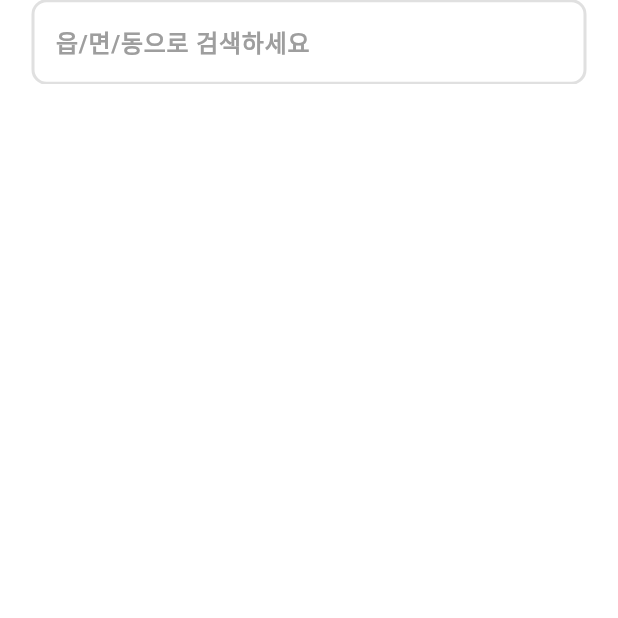
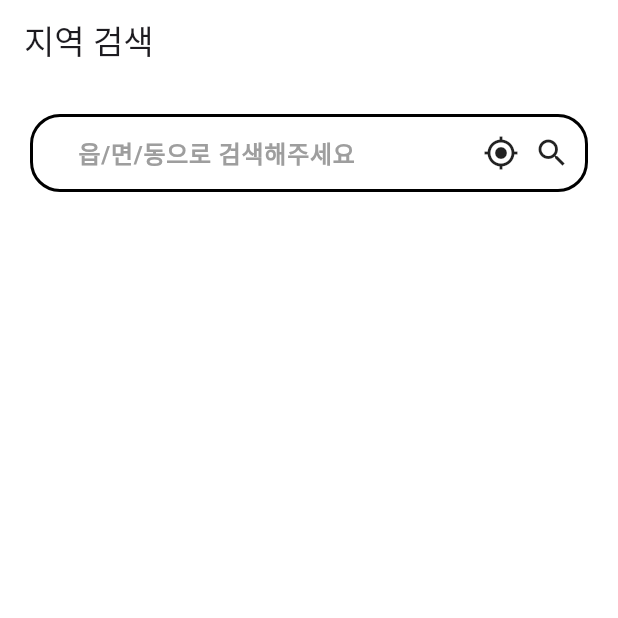
Before and after one commit to marion419/location-search, a Flutter app: the screen it shows after launch, on a phone screen of 412 x 824 dp, the top half of it. Run offline on Flutter 3.47's test engine with Material 3 defaults, Android fonts, the phone set to English and light mode, and no system bars; our stand-ins replace dio, flutter_riverpod, riverpod.

Commit message:
[add] 앱바를 검색 위젯으로 대체

```diff
--- a/lib/main.dart
+++ b/lib/main.dart
@@ -20,24 +20,26 @@ class MyApp extends StatelessWidget {
               color: Colors.grey,
               fontWeight: FontWeight.bold,
             ),
-            border: MaterialStateOutlineInputBorder.resolveWith((states) {
-              if (states.contains(WidgetState.focused)) {
-                return OutlineInputBorder(
-                  borderRadius: BorderRadius.circular(10),
-                  borderSide: BorderSide(
-                    color: Colors.black,
-                    width: 2,
-                  ),
-                );
-              }
-              return OutlineInputBorder(
-                borderRadius: BorderRadius.circular(10),
-                borderSide: BorderSide(
-                  color: Colors.grey[300]!,
-                  width: 2,
-                ),
-              );
-            })),
+            border: InputBorder.none
+            // border: MaterialStateOutlineInputBorder.resolveWith((states) {
+            //   if (states.contains(WidgetState.focused)) {
+            //     return OutlineInputBorder(
+            //       borderRadius: BorderRadius.circular(10),
+            //       borderSide: BorderSide(
+            //         color: Colors.black,
+            //         width: 2,
+            //       ),
+            //     );
+            //   }
+            //   return OutlineInputBorder(
+            //     borderRadius: BorderRadius.circular(10),
+            //     borderSide: BorderSide(
+            //       color: Colors.grey[300]!,
+            //       width: 2,
+            //     ),
+            //   );
+            // }),
+            ),
       ),
       home: HomePage(),
     );
--- a/lib/ui/pages/home/home_page.dart
+++ b/lib/ui/pages/home/home_page.dart
@@ -1,7 +1,8 @@
 import 'package:flutter/material.dart';
+import 'package:flutter_location_app/ui/pages/home/home_view_model.dart';
+import 'package:flutter_location_app/ui/pages/home/widgets/home_search_bar.dart';
 import 'package:flutter_location_app/ui/pages/home/widgets/location_list_view.dart';
 import 'package:flutter_riverpod/flutter_riverpod.dart';
-import 'package:flutter_location_app/ui/pages/home/home_view_model.dart';
 
 class HomePage extends StatelessWidget {
   const HomePage({super.key});
@@ -13,31 +14,16 @@ class HomePage extends StatelessWidget {
         FocusScope.of(context).unfocus();
       },
       child: Scaffold(
+        //appBar: AppBar(),
         backgroundColor: Colors.white,
         appBar: AppBar(
           backgroundColor: Colors.transparent,
-          title: Consumer(
-            builder: (context, ref, child) {
-              return Padding(
-                padding: const EdgeInsets.symmetric(horizontal: 5),
-                child: TextField(
-                  onSubmitted: (value) {
-                    if (value.trim().isNotEmpty) {
-                      final viewModel = ref.read(homeViewModel.notifier);
-                      viewModel.searchByLocation(value);
-                    }
-                  },
-                  decoration: InputDecoration(
-                    hintText: '읍/면/동으로 검색하세요',
-                  ),
-                ),
-              );
-            },
-          ),
+          title: Text('지역 검색'),
         ),
         body: Column(
+          mainAxisAlignment: MainAxisAlignment.start,
           children: [
-            SizedBox(height: 10),
+            HomeSearchBar(),
             LocationListView(),
           ],
         ),
--- /dev/null
+++ b/lib/ui/pages/home/widgets/home_search_bar.dart
@@ -0,0 +1,56 @@
+import 'package:flutter/material.dart';
+import 'package:flutter_location_app/ui/pages/home/home_view_model.dart';
+import 'package:flutter_riverpod/flutter_riverpod.dart';
+
+class HomeSearchBar extends StatelessWidget {
+  const HomeSearchBar({
+    super.key,
+  });
+
+  @override
+  Widget build(BuildContext context) {
+    return Padding(
+      padding: const EdgeInsets.all(20),
+      child: Container(
+        //padding: EdgeInsets.all(20),
+        decoration: BoxDecoration(
+          border: Border.all(width: 2),
+          borderRadius: BorderRadius.circular(20),
+        ),
+        child: Row(
+          children: [
+            SizedBox(width: 30),
+            Flexible(
+              child: Consumer(
+                builder: (context, ref, child) {
+                  return TextField(
+                    onSubmitted: (value) {
+                      if (value.trim().isNotEmpty) {
+                        final viewModel = ref.read(homeViewModel.notifier);
+                        viewModel.searchByLocation(value);
+                      }
+                    },
+                    decoration: InputDecoration(
+                      hintText: '읍/면/동으로 검색해주세요',
+                    ),
+                  );
+                },
+              ),
+            ),
+            SizedBox(width: 10),
+            GestureDetector(
+              onTap: () {},
+              child: Icon(Icons.gps_fixed),
+            ),
+            SizedBox(width: 10),
+            GestureDetector(
+              onTap: () {},
+              child: Icon(Icons.search),
+            ),
+            SizedBox(width: 10),
+          ],
+        ),
+      ),
+    );
+  }
+}
```
